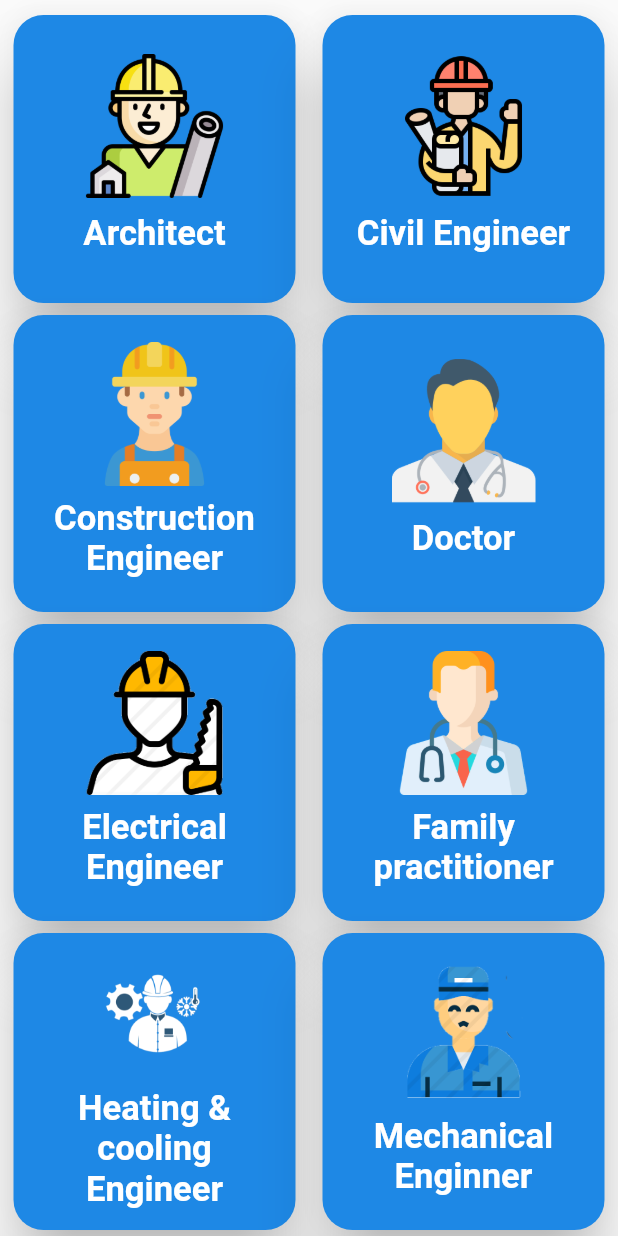
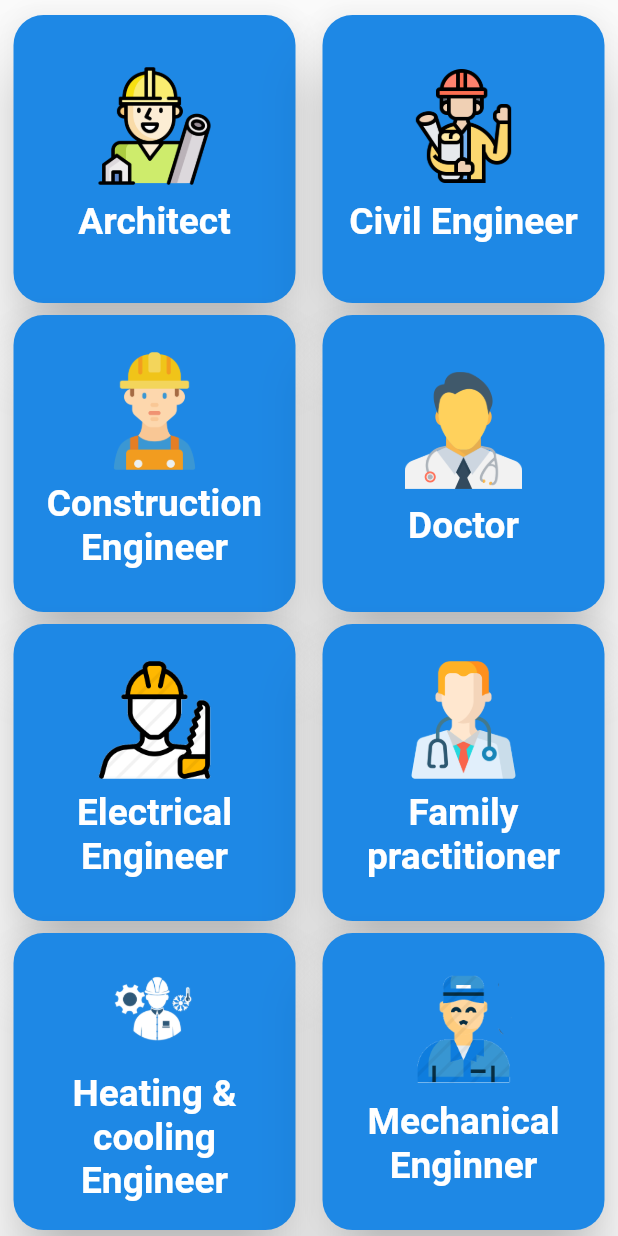
Before and after one commit to Jamal-Khatib/Istishara, a Flutter app: the CategoriesListBuild widget shown alone on an empty page, opened directly, on a phone screen of 412 x 824 dp. Run offline on Flutter 3.47's test engine with Material 2 defaults, Android fonts, the phone set to English and light mode, and no system bars; our stand-ins replace cloud_firestore, firebase_auth, firebase_core, fluttertoast, get, rating_bar; accounts and stored records are empty.

Commit message:
responsive list of categories

```diff
--- a/lib/pages/categories_build.dart
+++ b/lib/pages/categories_build.dart
@@ -98,8 +98,8 @@ class CategoriesListBuild extends StatelessWidget {
                     Container(
                         height:
                             categoriesList[index] == "Heating & cooling Engineer"
-                                ? 90
-                                : 100,
+                                ? (MediaQuery.of(context).size.height)*0.09
+                                :   (MediaQuery.of(context).size.height)*0.1,
                         padding: EdgeInsets.only(top: 4),
                         child: InkWell(
                           onTap: () {
@@ -123,7 +123,7 @@ class CategoriesListBuild extends StatelessWidget {
                         style: TextStyle(
                             color: Colors.white,
                             fontWeight: FontWeight.bold,
-                            fontSize: (MediaQuery.of(context).size.height)*0.028),
+                            fontSize: (MediaQuery.of(context).size.height)*0.03),
                         textAlign: TextAlign.center,
                       ),
                     ),
@@ -131,7 +131,6 @@ class CategoriesListBuild extends StatelessWidget {
                 ),
               ),
             ),
-
         );
       },
       itemCount: categoriesList.length,
--- a/lib/pages/list_of_categories.dart
+++ b/lib/pages/list_of_categories.dart
@@ -46,7 +46,7 @@ class _ListCategoriesState extends State<ListCategories> {
     controller.getUser();
     final appBar = AppBar(
       // leading: Container(height: 0, width: 0,),
-      title: Obx(() => Text('${controller.myUser.value.name}',
+      title: Obx(() => Text('Choose a Category',
           style: TextStyle(
               color: Colors.white, fontWeight: FontWeight.bold, fontSize: 19))),
       backgroundColor: Colors.blue,
```
